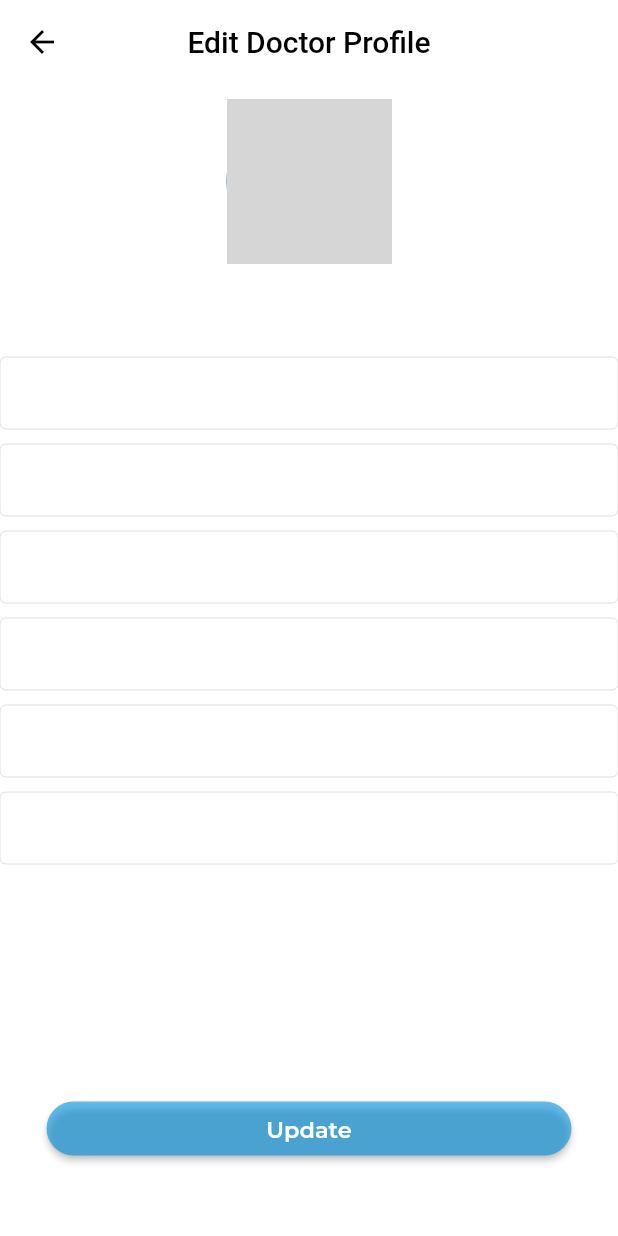
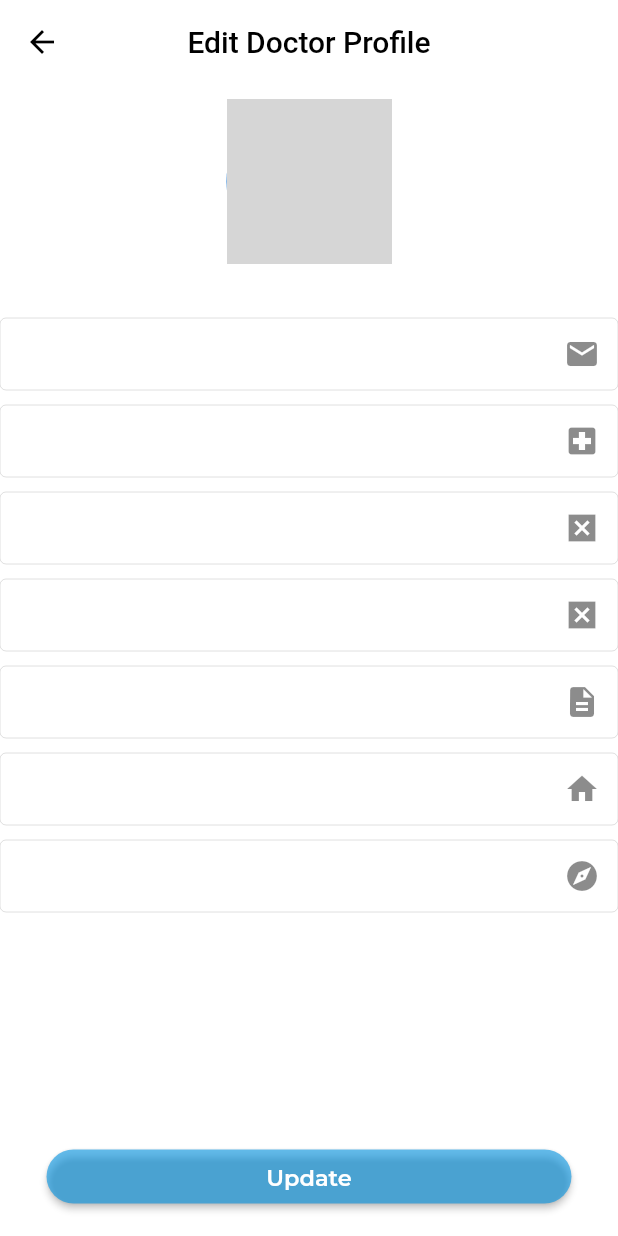
Before and after one commit to fwdAndroid/practo_doctor, a Flutter app: the Edit_Setting screen opened directly, on a phone screen of 412 x 824 dp. Run offline on Flutter 3.47's test engine with Material 2 defaults, Android fonts, the phone set to English and light mode, and no system bars; our stand-ins replace bottom_navy_bar, cloud_firestore, country_code_picker, firebase_auth, firebase_core, firebase_storage and 6 more; missing offline and left inert: booking_calendar, calender_picker, phone_form_field; accounts and stored records are empty; network calls fail; grey boxes are pictures that could not be loaded.

Commit message:
Updated Values

```diff
--- a/lib/profile/edit_setting.dart
+++ b/lib/profile/edit_setting.dart
@@ -43,16 +43,6 @@ class _Edit_SettingState extends State<Edit_Setting> {
 
   bool _isLoading = false;
 
-  final ImagePicker _picker = ImagePicker();
-  File? imageUrl;
-  String imageLink = "";
-  void getImage() async {
-    final XFile? image = await _picker.pickImage(source: ImageSource.gallery);
-    setState(() {
-      imageUrl = File(image!.path);
-    });
-  }
-
   @override
   void dispose() {
     // TODO: implement dispose
@@ -71,6 +61,8 @@ class _Edit_SettingState extends State<Edit_Setting> {
 
   @override
   Widget build(BuildContext context) {
+    final inputBorder =
+        OutlineInputBorder(borderSide: Divider.createBorderSide(context));
     return Scaffold(
         appBar: AppBar(
           backgroundColor: Colors.white,
@@ -119,59 +111,118 @@ class _Edit_SettingState extends State<Edit_Setting> {
                       SizedBox(
                         height: 10,
                       ),
-                      Wrap(
-                        alignment: WrapAlignment.center,
-                        runAlignment: WrapAlignment.center,
-                        children: [
-                          Text(document['doctorName']),
-                        ],
+                      TextFormField(
+                        decoration: InputDecoration(
+                          suffixIcon: Icon(Icons.email),
+                          fillColor: Colors.white,
+                          hintText: document['doctorEmail'],
+                          border: inputBorder,
+                          focusedBorder: inputBorder,
+                          enabledBorder: inputBorder,
+                          filled: true,
+                          contentPadding: EdgeInsets.all(8),
+                        ),
+                        keyboardType: TextInputType.text,
+                        controller: doctoremailController,
                       ),
                       SizedBox(
                         height: 10,
                       ),
-                      TextFormInputField(
+                      TextFormField(
+                        decoration: InputDecoration(
+                          suffixIcon: Icon(Icons.local_hospital),
+                          fillColor: Colors.white,
                           hintText: document['doctorHospital'],
-                        textInputType: TextInputType.text,
+                          border: inputBorder,
+                          focusedBorder: inputBorder,
+                          enabledBorder: inputBorder,
+                          filled: true,
+                          contentPadding: EdgeInsets.all(8),
+                        ),
+                        keyboardType: TextInputType.text,
                         controller: doctorHospitalNameController,
                       ),
                       SizedBox(
                         height: 10,
                       ),
-                      TextFormInputField(
+                      TextFormField(
+                        decoration: InputDecoration(
+                          suffixIcon: Icon(Icons.disabled_by_default),
+                          fillColor: Colors.white,
                           hintText: document['doctorSpecialization'],
-                        textInputType: TextInputType.text,
+                          border: inputBorder,
+                          focusedBorder: inputBorder,
+                          enabledBorder: inputBorder,
+                          filled: true,
+                          contentPadding: EdgeInsets.all(8),
+                        ),
+                        keyboardType: TextInputType.text,
                         controller: doctorSpecializationCOntroller,
                       ),
                       SizedBox(
                         height: 10,
                       ),
-                      TextFormInputField(
+                      TextFormField(
+                        decoration: InputDecoration(
+                          suffixIcon: Icon(Icons.disabled_by_default),
+                          fillColor: Colors.white,
                           hintText: document['doctortreatedDiseacs'],
-                        textInputType: TextInputType.text,
+                          border: inputBorder,
+                          focusedBorder: inputBorder,
+                          enabledBorder: inputBorder,
+                          filled: true,
+                          contentPadding: EdgeInsets.all(8),
+                        ),
+                        keyboardType: TextInputType.text,
                         controller: doctorDiseaseController,
                       ),
                       SizedBox(
                         height: 10,
                       ),
-                      TextFormInputField(
+                      TextFormField(
+                        decoration: InputDecoration(
+                          suffixIcon: Icon(Icons.description),
+                          fillColor: Colors.white,
                           hintText: document['doctorDesc'],
-                        textInputType: TextInputType.text,
+                          border: inputBorder,
+                          focusedBorder: inputBorder,
+                          enabledBorder: inputBorder,
+                          filled: true,
+                          contentPadding: EdgeInsets.all(8),
+                        ),
                         controller: doctorDescriptionController,
                       ),
                       SizedBox(
                         height: 10,
                       ),
-                      TextFormInputField(
+                      TextFormField(
+                        decoration: InputDecoration(
+                          suffixIcon: Icon(Icons.home),
+                          fillColor: Colors.white,
                           hintText: document['doctorAddres'],
-                        textInputType: TextInputType.text,
+                          border: inputBorder,
+                          focusedBorder: inputBorder,
+                          enabledBorder: inputBorder,
+                          filled: true,
+                          contentPadding: EdgeInsets.all(8),
+                        ),
                         controller: doctorAddressController,
                       ),
                       SizedBox(
                         height: 10,
                       ),
-                      TextFormInputField(
+                      TextFormField(
+                        keyboardType: TextInputType.streetAddress,
+                        decoration: InputDecoration(
+                          suffixIcon: Icon(Icons.explore),
+                          fillColor: Colors.white,
                           hintText: document['experience'],
-                        textInputType: TextInputType.text,
+                          border: inputBorder,
+                          focusedBorder: inputBorder,
+                          enabledBorder: inputBorder,
+                          filled: true,
+                          contentPadding: EdgeInsets.all(8),
+                        ),
                         controller: doctorExperienceController,
                       ),
                       SizedBox(
@@ -182,28 +233,6 @@ class _Edit_SettingState extends State<Edit_Setting> {
                         height: MediaQuery.of(context).size.width / 3,
                         child: Text(document['doctorDOB'] //label text of field
                             ),
-                        //set it true, so that user will not able to edit text
-                        // onTap: () async {
-                        //   DateTime? pickedDate = await showDatePicker(
-                        //       context: context,
-                        //       initialDate: DateTime.now(),
-                        //       firstDate: DateTime(1950),
-                        //       //DateTime.now() - not to allow to choose before today.
-                        //       lastDate: DateTime(2100));
-
-                        //   if (pickedDate != null) {
-                        //     print(
-                        //         pickedDate); //pickedDate output format => 2021-03-10 00:00:00.000
-                        //     String formattedDate =
-                        //         DateFormat('yyyy-MM-dd').format(pickedDate);
-                        //     print(
-                        //         formattedDate); //formatted date output using intl package =>  2021-03-16
-                        //     setState(() {
-                        //       // doctorDateofBirthContorller.text =
-                        //       //     formattedDate; //set output date to TextField value.
-                        //     });
-                        //   } else {}
-                        // },
                       ),
                       SizedBox(
                         height: 5,
@@ -216,7 +245,7 @@ class _Edit_SettingState extends State<Edit_Setting> {
                             shape: RoundedRectangleBorder(
                                 borderRadius: BorderRadius.circular(40)),
                           ),
-                          onPressed: Edit_Setting,
+                          onPressed: profileUpdates,
                           child: _isLoading == true
                               ? const Center(
                                   child: CircularProgressIndicator.adaptive(),
@@ -236,30 +265,18 @@ class _Edit_SettingState extends State<Edit_Setting> {
         ));
   }
 
-  // Select Image From Gallery
-  selectImage() async {
-    Uint8List ui = await pickImage(ImageSource.gallery);
-    setState(() {
-      _image = ui;
-    });
-  }
-
-  Edit_Setting() async {
+  profileUpdates() async {
     setState(() {
       _isLoading = true;
     });
-    String rse = await DatabaseMethods().profileDetail(
+    String rse = await DatabaseMethods().profileUpdate(
       doctortreatedDiseacs: doctorDiseaseController.text,
       doctorDesc: doctorDescriptionController.text,
-      doctorDOB: doctorDateofBirthContorller.text,
       experience: doctorExperienceController.text,
       doctorEmail: doctoremailController.text,
-      doctorName: doctornameController.text,
       doctorAddres: doctorAddressController.text,
-      file: _image!,
       doctorSpecialization: doctorSpecializationCOntroller.text,
       doctorHospital: doctorHospitalNameController.text,
-      uid: FirebaseAuth.instance.currentUser!.uid,
     );
 
     print(rse);
```
Also changed, not shown: lib/database/databasemethods.dart (+35 -0 lines). Lines whose indentation alone changed are shown as unchanged.
